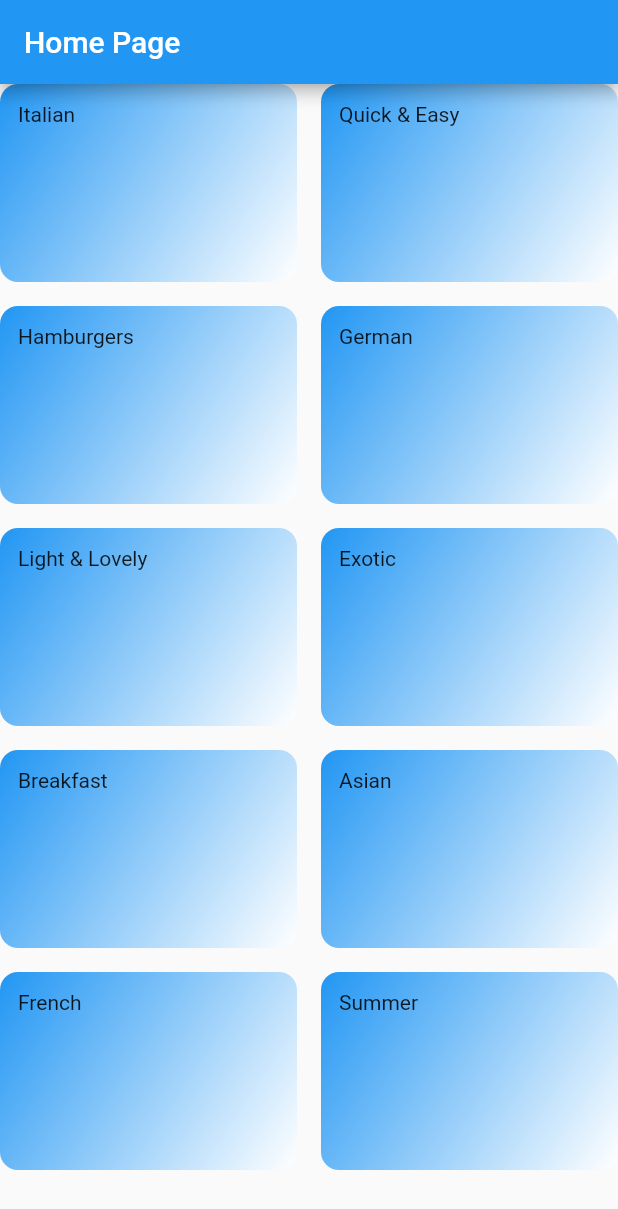
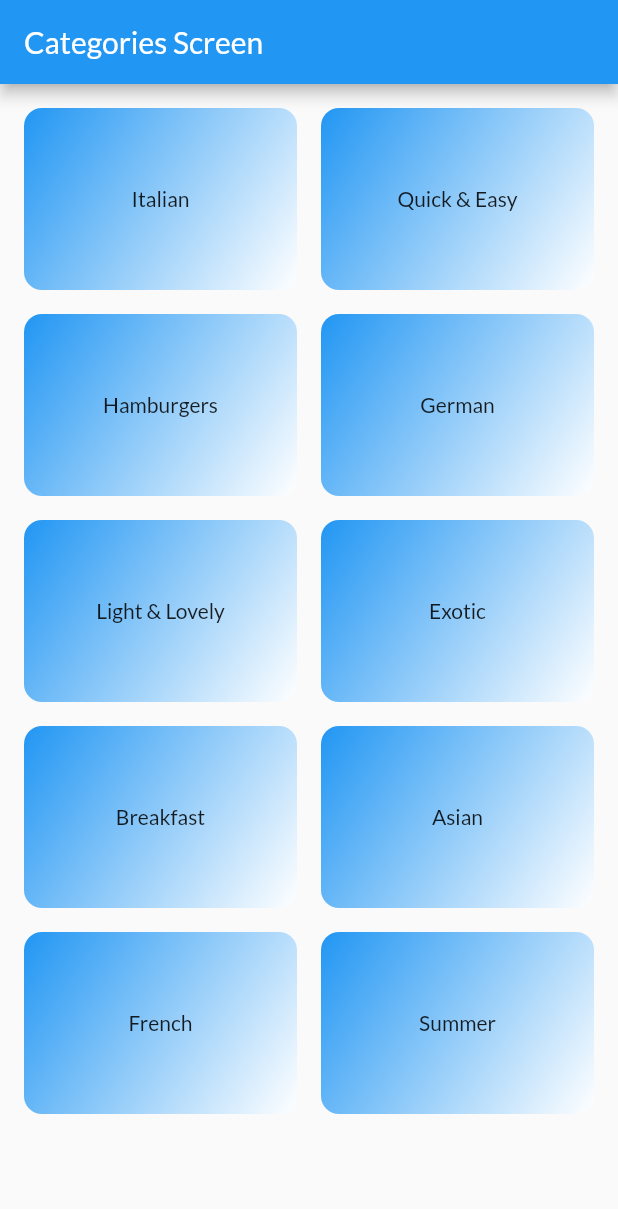
Before and after one commit to wadpas/sonic_delivery_app, a Flutter app: the screen it shows after launch, on a phone screen of 412 x 824 dp. Shown: the top 1209 px of the screen. Run offline on Flutter 3.47's test engine with Material 2 defaults, Android fonts, the phone set to English and light mode, and no system bars.

Commit message:
add custom style

```diff
--- a/lib/categories_screen.dart
+++ /dev/null
@@ -1,23 +0,0 @@
-import 'package:flutter/material.dart';
-
-import 'widgets/category_item.dart';
-import 'dummy_data.dart';
-
-class CategoriesScreen extends StatelessWidget {
-  const CategoriesScreen({Key? key}) : super(key: key);
-
-  @override
-  Widget build(BuildContext context) {
-    return GridView(
-      gridDelegate: const SliverGridDelegateWithMaxCrossAxisExtent(
-        maxCrossAxisExtent: 200,
-        childAspectRatio: 3 / 2,
-        crossAxisSpacing: 16,
-        mainAxisSpacing: 16,
-      ),
-      children: dummyCategories
-          .map((category) => CategotyItem(key: key, title: category.title))
-          .toList(),
-    );
-  }
-}
--- a/lib/main.dart
+++ b/lib/main.dart
@@ -1,6 +1,6 @@
 import 'package:flutter/material.dart';
 
-import 'categories_screen.dart';
+import 'screens/categories_screen.dart';
 
 void main() {
   runApp(const MyApp());
@@ -13,8 +13,11 @@ class MyApp extends StatelessWidget {
   Widget build(BuildContext context) {
     return MaterialApp(
       title: 'Sonic Delivery',
-      theme: ThemeData(
-        primarySwatch: Colors.blue,
+      theme: ThemeData(fontFamily: 'Lato').copyWith(
+        colorScheme: ThemeData().colorScheme.copyWith(
+              primary: Colors.blue,
+              secondary: Colors.red,
+            ),
       ),
       home: const MyHomePage(),
     );
@@ -31,11 +34,6 @@ class MyHomePage extends StatefulWidget {
 class _MyHomePageState extends State<MyHomePage> {
   @override
   Widget build(BuildContext context) {
-    return Scaffold(
-      appBar: AppBar(
-        title: const Text('Home Page'),
-      ),
-      body: const CategoriesScreen(),
-    );
+    return const CategoriesScreen();
   }
 }
--- /dev/null
+++ b/lib/screens/categories_screen.dart
@@ -0,0 +1,29 @@
+import 'package:flutter/material.dart';
+
+import '../widgets/category_item.dart';
+import '../dummy_data.dart';
+
+class CategoriesScreen extends StatelessWidget {
+  const CategoriesScreen({Key? key}) : super(key: key);
+
+  @override
+  Widget build(BuildContext context) {
+    return Scaffold(
+      appBar: AppBar(
+        title: const Text('Categories Screen'),
+      ),
+      body: GridView(
+        padding: const EdgeInsets.all(16),
+        gridDelegate: const SliverGridDelegateWithMaxCrossAxisExtent(
+          maxCrossAxisExtent: 200,
+          childAspectRatio: 3 / 2,
+          crossAxisSpacing: 16,
+          mainAxisSpacing: 16,
+        ),
+        children: dummyCategories
+            .map((category) => CategotyItem(key: key, title: category.title))
+            .toList(),
+      ),
+    );
+  }
+}
--- a/lib/widgets/category_item.dart
+++ b/lib/widgets/category_item.dart
@@ -8,7 +8,7 @@ class CategotyItem extends StatelessWidget {
   Widget build(BuildContext context) {
     return Container(
       padding: const EdgeInsets.all(12),
-      child: Text(title!),
+      child: Center(child: Text(title!)),
       decoration: BoxDecoration(
         gradient: const LinearGradient(
           colors: [
```
Also changed, not shown: pubspec.yaml (+4 -6 lines), assets/fonts/Lato-Regular.ttf (added), 2 other files.
